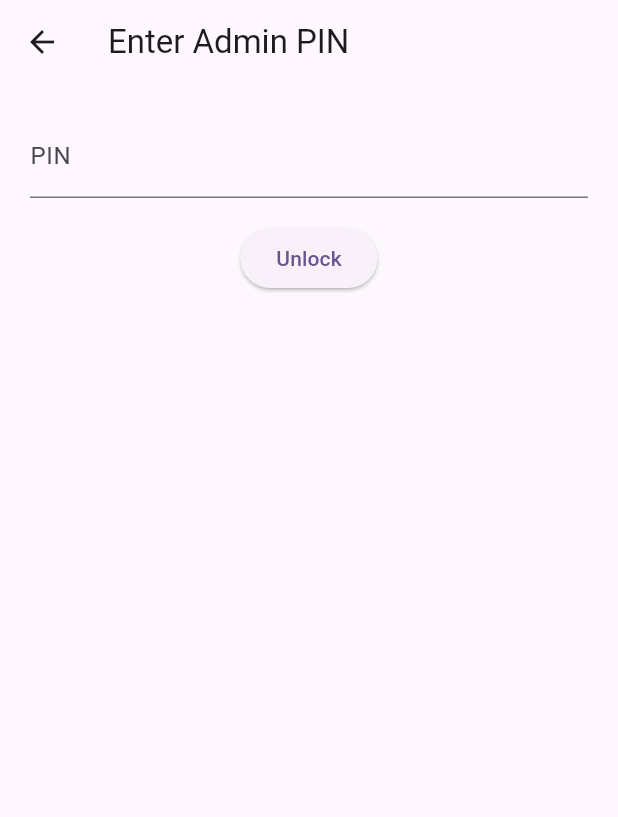
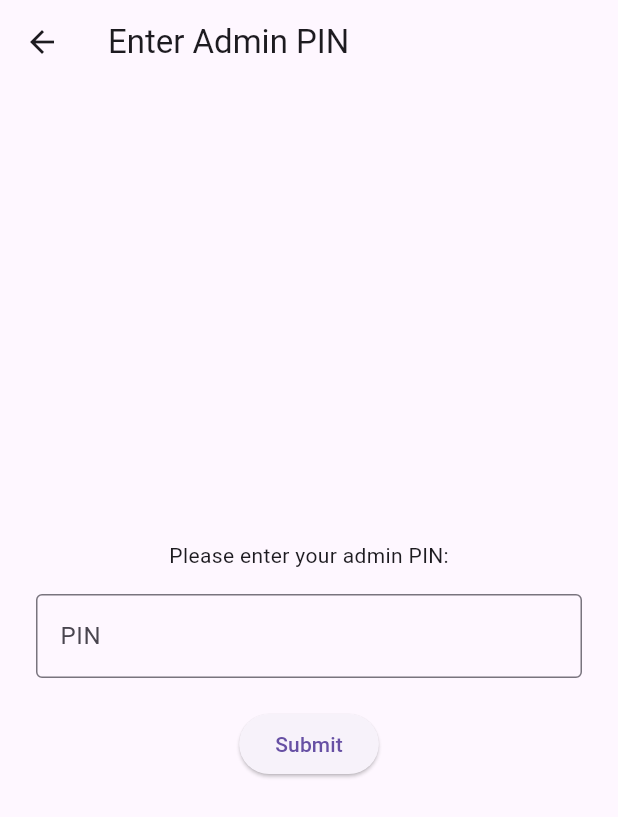
Before and after one commit to Furostu/LOTN-App, a Flutter app: the screen it shows after launch, after a tap on the "lock" icon, on a phone screen of 412 x 824 dp. Shown: the top 817 px of the screen. Run offline on Flutter 3.47's test engine with Material 3 defaults, Android fonts, the phone set to English and light mode, and no system bars; our stand-ins replace cloud_firestore, firebase_core; accounts and stored records are empty.

Commit message:
Added Necessary Features.

```diff
--- a/lib/Pages/add_song_page.dart
+++ b/lib/Pages/add_song_page.dart
@@ -1,6 +1,6 @@
 import 'package:flutter/material.dart';
 import 'package:provider/provider.dart';
-import '../services/song_repository.dart';
+import '../Services/song_repository.dart';
 import '../Models/songs.dart';
 
 class AddSongPage extends StatefulWidget {
--- a/lib/Pages/edit_song_page.dart
+++ b/lib/Pages/edit_song_page.dart
@@ -1,7 +1,7 @@
 import 'package:flutter/material.dart';
 import 'package:provider/provider.dart';
 import '../Models/songs.dart';
-import '../services/song_repository.dart';
+import '../Services/song_repository.dart';
 
 class EditSongPage extends StatefulWidget {
   final Song song;
--- a/lib/Pages/pin_page.dart
+++ b/lib/Pages/pin_page.dart
@@ -1,6 +1,6 @@
 import 'package:flutter/material.dart';
 import 'package:provider/provider.dart';
-import '../services/auth_service.dart';
+import '../Services/auth_service.dart';
 
 class PinPage extends StatefulWidget {
   const PinPage({super.key});
@@ -10,7 +10,7 @@ class PinPage extends StatefulWidget {
 }
 
 class _PinPageState extends State<PinPage> {
-  final TextEditingController _pinController = TextEditingController();
+  final _pinController = TextEditingController();
   String? _error;
 
   @override
@@ -18,32 +18,40 @@ class _PinPageState extends State<PinPage> {
     final auth = context.read<AuthService>();
 
     return Scaffold(
-      appBar: AppBar(title: const Text("Enter Admin PIN")),
+      appBar: AppBar(title: const Text('Enter Admin PIN')),
       body: Padding(
-        padding: const EdgeInsets.all(20),
+        padding: const EdgeInsets.all(24),
         child: Column(
+          mainAxisAlignment: MainAxisAlignment.center,
           children: [
+            const Text('Please enter your admin PIN:'),
+            const SizedBox(height: 16),
             TextField(
               controller: _pinController,
+              obscureText: true,
+              keyboardType: TextInputType.number,
               decoration: InputDecoration(
                 labelText: 'PIN',
                 errorText: _error,
+                border: const OutlineInputBorder(),
               ),
-              obscureText: true,
-              keyboardType: TextInputType.number,
             ),
-            const SizedBox(height: 16),
+            const SizedBox(height: 20),
             ElevatedButton(
-              child: const Text("Unlock"),
               onPressed: () async {
-                final ok = await auth.tryPin(_pinController.text);
-                if (!ok) {
-                  setState(() => _error = "Wrong PIN");
+                final enteredPin = _pinController.text.trim();
+                final success = await auth.login(enteredPin);
+
+                if (success) {
+                  if (context.mounted) Navigator.pop(context); // go back to SongListPage
                 } else {
-                  Navigator.pop(context);
+                  setState(() {
+                    _error = 'Incorrect PIN';
+                  });
                 }
               },
-            )
+              child: const Text('Submit'),
+            ),
           ],
         ),
       ),
--- a/lib/Pages/song_detail_page.dart
+++ b/lib/Pages/song_detail_page.dart
@@ -1,7 +1,7 @@
 import 'package:flutter/material.dart';
 import 'package:provider/provider.dart';
 import '../Models/songs.dart';
-import '../services/auth_service.dart';
+import '../Services/auth_service.dart';
 import 'edit_song_page.dart';
 
 class SongDetailPage extends StatelessWidget {
--- a/lib/Pages/song_list_page.dart
+++ b/lib/Pages/song_list_page.dart
@@ -1,17 +1,19 @@
 import 'package:flutter/material.dart';
 import 'package:provider/provider.dart';
-import '../services/song_repository.dart';
-import '../services/auth_service.dart';
+import '../Services/song_repository.dart';
+import '../Services/auth_service.dart';
 import '../Models/songs.dart';
+import 'pin_page.dart';
+import 'add_song_page.dart';
 import 'song_detail_page.dart';
-import 'add_song_page.dart';
-import 'pin_page.dart';
 
 class SongListPage extends StatelessWidget {
   const SongListPage({super.key});
 
   @override
   Widget build(BuildContext context) {
+    print("📄 Building SongListPage");
+
     final repo = context.watch<SongRepository>();
     final auth = context.watch<AuthService>();
 
@@ -25,8 +27,12 @@ class SongListPage extends StatelessWidget {
               if (auth.isAdmin) {
                 auth.logout();
               } else {
-                Navigator.push(context,
-                    MaterialPageRoute(builder: (_) => const PinPage()));
+                Navigator.push(
+                  context,
+                  MaterialPageRoute(
+                    builder: (context) => const PinPage(), // ✅ correct context scope
+                  ),
+                );
               }
             },
           ),
@@ -35,23 +41,34 @@ class SongListPage extends StatelessWidget {
       body: StreamBuilder<List<Song>>(
         stream: repo.songsStream,
         builder: (context, snapshot) {
-          if (!snapshot.hasData) return const Center(child: CircularProgressIndicator());
-          final songs = snapshot.data!;
+          if (snapshot.connectionState == ConnectionState.waiting) {
+            return const Center(child: CircularProgressIndicator());
+          }
+
+          if (snapshot.hasError) {
+            return const Center(child: Text("Something went wrong."));
+          }
+
+          final songs = snapshot.data ?? [];
+
           if (songs.isEmpty) {
             return const Center(child: Text("No songs available."));
           }
+
           return ListView.builder(
             itemCount: songs.length,
             itemBuilder: (context, index) {
               final song = songs[index];
               return ListTile(
                 title: Text(song.title),
-                onTap: () => Navigator.push(
+                onTap: () {
+                  Navigator.push(
                     context,
                     MaterialPageRoute(
                       builder: (_) => SongDetailPage(song: song),
                     ),
-                ),
+                  );
+                },
               );
             },
           );
@@ -59,10 +76,12 @@ class SongListPage extends StatelessWidget {
       ),
       floatingActionButton: auth.isAdmin
           ? FloatingActionButton(
-        onPressed: () => Navigator.push(
+        onPressed: () {
+          Navigator.push(
             context,
             MaterialPageRoute(builder: (_) => const AddSongPage()),
-        ),
+          );
+        },
         child: const Icon(Icons.add),
       )
           : null,
--- a/lib/Services/auth_service.dart
+++ b/lib/Services/auth_service.dart
@@ -1,26 +1,28 @@
 import 'package:flutter/material.dart';
-import 'package:flutter_secure_storage/flutter_secure_storage.dart';
+import 'package:cloud_firestore/cloud_firestore.dart';
 
-class AuthService extends ChangeNotifier {
-  final _storage = const FlutterSecureStorage();
+class AuthService with ChangeNotifier {
   bool _isAdmin = false;
+
   bool get isAdmin => _isAdmin;
 
-  Future<void> init() async {
-    // Set default PIN if not set
-    final pin = await _storage.read(key: 'admin_pin');
-    if (pin == null) {
-      await _storage.write(key: 'admin_pin', value: '1234');
+  Future<bool> login(String pin) async {
+    try {
+      final doc = await FirebaseFirestore.instance.collection('config').doc('pin').get();
+      final storedPin = doc.data()?['code'];
+
+      print("🔒 Firestore PIN: $storedPin");
+      print("🔑 Entered PIN: $pin");
+
+      if (pin == storedPin) {
+        _isAdmin = true;
+        notifyListeners();
+        return true;
+      }
+    } catch (e) {
+      print("❌ Firestore login error: $e");
     }
-  }
 
-  Future<bool> tryPin(String inputPin) async {
-    final storedPin = await _storage.read(key: 'admin_pin');
-    if (inputPin == storedPin) {
-      _isAdmin = true;
-      notifyListeners();
-      return true;
-    }
     return false;
   }
 
--- a/lib/main.dart
+++ b/lib/main.dart
@@ -2,6 +2,7 @@ import 'package:flutter/material.dart';
 import 'package:firebase_core/firebase_core.dart';
 import 'package:cloud_firestore/cloud_firestore.dart';
 import 'package:provider/provider.dart';
+
 import 'firebase_options.dart';
 import 'Services/auth_service.dart';
 import 'Services/song_repository.dart';
@@ -10,42 +11,38 @@ import 'Pages/song_list_page.dart';
 Future<void> main() async {
   WidgetsFlutterBinding.ensureInitialized();
 
-  // ✅ Initialize Firebase with generated options
   await Firebase.initializeApp(
     options: DefaultFirebaseOptions.currentPlatform,
   );
 
-  // ✅ Enable Firestore offline caching
-  FirebaseFirestore.instance.settings = const Settings(persistenceEnabled: true);
+  FirebaseFirestore.instance.settings =
+  const Settings(persistenceEnabled: true);
 
-  // ✅ Set up AuthService (for Admin PIN mode)
   final authService = AuthService();
-  await authService.init();
 
-  runApp(
-    MultiProvider(
+  print("▶️ Starting MyApp with providers");
+
+  runApp(MyApp(authService: authService));
+}
+
+class MyApp extends StatelessWidget {
+  final AuthService authService;
+  const MyApp({super.key, required this.authService});
+
+  @override
+  Widget build(BuildContext context) {
+    print("🏠 Building MyApp");
+
+    return MultiProvider(
       providers: [
         ChangeNotifierProvider.value(value: authService),
         ChangeNotifierProvider(create: (_) => SongRepository()),
       ],
-      child: const MyApp(),
-    ),
-  );
-}
-
-class MyApp extends StatelessWidget {
-  const MyApp({super.key});
-
-  @override
-  Widget build(BuildContext context) {
-    return MaterialApp(
-      title: 'Chord Sheet App',
-      debugShowCheckedModeBanner: false,
-      theme: ThemeData(
-        colorScheme: ColorScheme.fromSeed(seedColor: Colors.deepPurple),
-        useMaterial3: true,
+      child: MaterialApp(
+        title: 'Chord Sheet App',
+        debugShowCheckedModeBanner: false,
+        home: const SongListPage(),
       ),
-      home: const SongListPage(),
     );
   }
 }
```
Also changed, not shown: pubspec.yaml (+10 -1 lines), assets/logo.png (added), pubspec.lock, 38 other files. Lines whose indentation alone changed are shown as unchanged.
